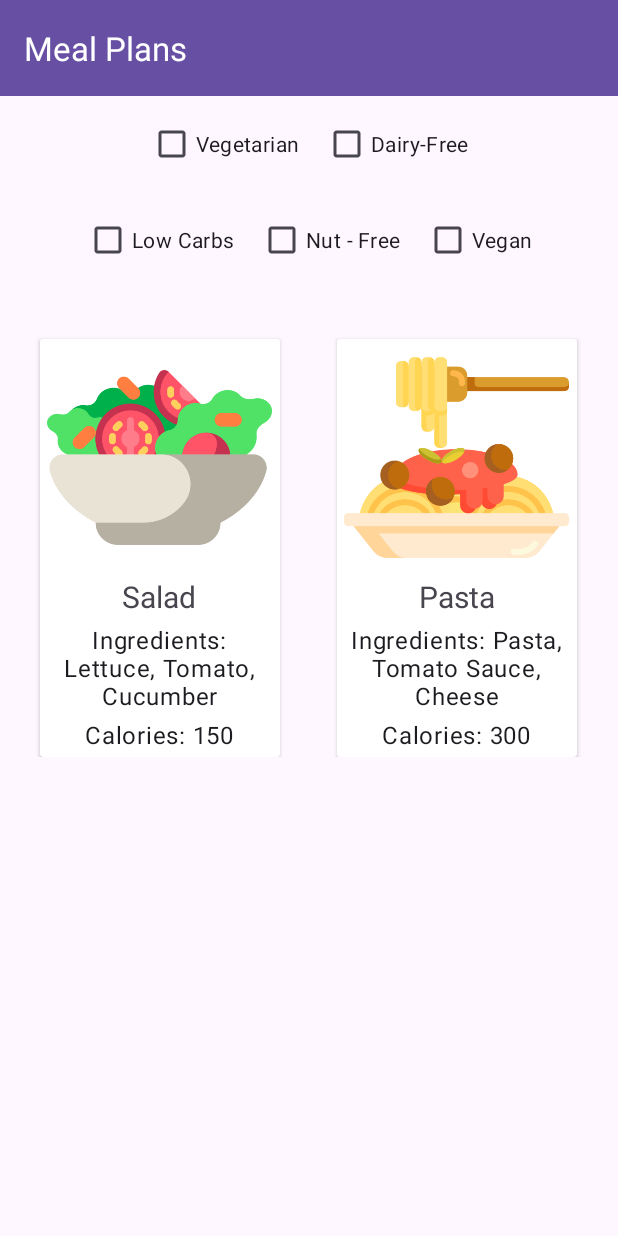
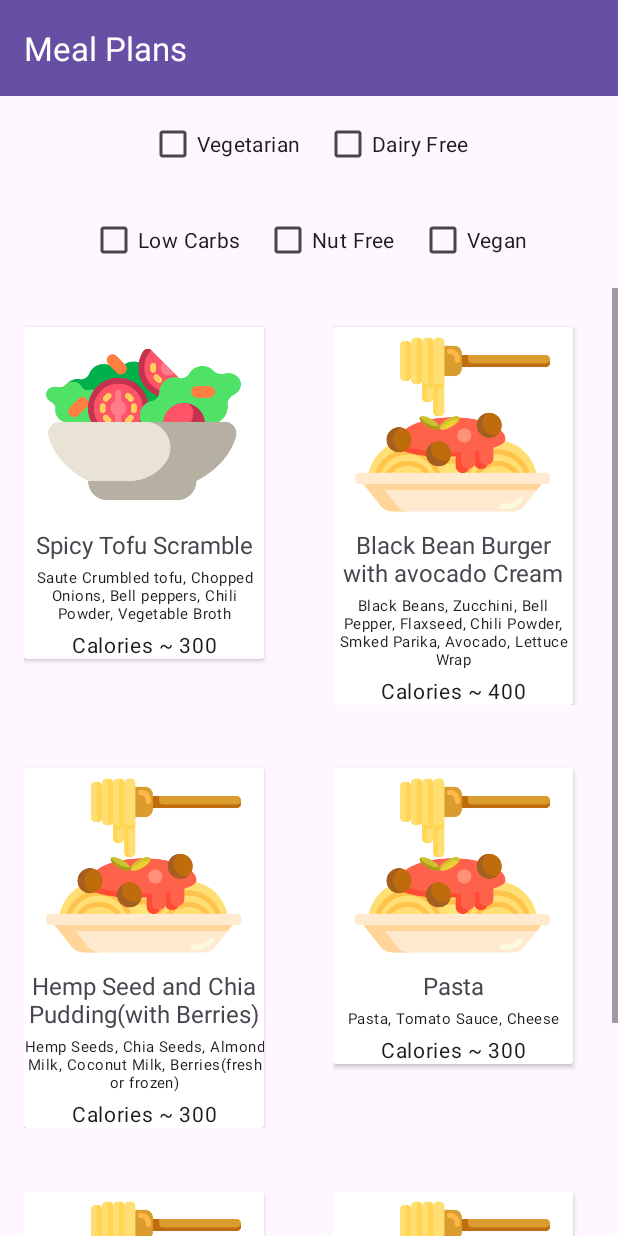
Before and after one commit to goldenshake/UniHealth, an Android app: the MealPlans screen opened directly, with no data from a screen before it, on a phone screen of 412 x 824 dp. Run offline under Robolectric (Android 15) with nearby library versions, the phone set to English and light mode, and no system bars.

Commit message:
added some meals to meal plan page

```diff
--- a/app/src/main/java/com/example/unihealth/MainActivity.kt
+++ b/app/src/main/java/com/example/unihealth/MainActivity.kt
@@ -38,38 +38,40 @@ class MainActivity : AppCompatActivity() {
         }
 
         loginButton.setOnClickListener {
-            val email = editTextInputLayoutEmail.editText?.text.toString().trim()
-            val password = editTextInputLayoutPassword.editText?.text.toString().trim()
-            if (email.isEmpty() || password.isEmpty()) {
-                Toast.makeText(
-                    this@MainActivity,
-                    "Please enter email and password",
-                    Toast.LENGTH_SHORT
-                ).show()
-            } else {
-                userAuth.signInWithEmailAndPassword(email, password)
-                    .addOnCompleteListener { task ->
-                        if (task.isSuccessful) {
-                            Toast.makeText(
-                                this@MainActivity,
-                                "Login successful",
-                                Toast.LENGTH_SHORT
-                            ).show()
-                            // Proceed to the next activity or perform any other action
-                            val intent = Intent(this, MainHome::class.java)
-                            intent.putExtra(Constants.INTENT_EMAIL, email)
-                            startActivity(intent)
-
-                        } else {
-                            Toast.makeText(
-                                this@MainActivity,
-                                "Login failed: ${task.exception?.message}",
-                                Toast.LENGTH_SHORT
-                            ).show()
-                        }
-                    }
-
-            }
+            val intent = Intent(this, MainHome::class.java)
+            startActivity(intent)
+//            val email = editTextInputLayoutEmail.editText?.text.toString().trim()
+//            val password = editTextInputLayoutPassword.editText?.text.toString().trim()
+//            if (email.isEmpty() || password.isEmpty()) {
+//                Toast.makeText(
+//                    this@MainActivity,
+//                    "Please enter email and password",
+//                    Toast.LENGTH_SHORT
+//                ).show()
+//            } else {
+//                userAuth.signInWithEmailAndPassword(email, password)
+//                    .addOnCompleteListener { task ->
+//                        if (task.isSuccessful) {
+//                            Toast.makeText(
+//                                this@MainActivity,
+//                                "Login successful",
+//                                Toast.LENGTH_SHORT
+//                            ).show()
+//                            // Proceed to the next activity or perform any other action
+//                            val intent = Intent(this, MainHome::class.java)
+//                            intent.putExtra(Constants.INTENT_EMAIL, email)
+//                            startActivity(intent)
+//
+//                        } else {
+//                            Toast.makeText(
+//                                this@MainActivity,
+//                                "Login failed: ${task.exception?.message}",
+//                                Toast.LENGTH_SHORT
+//                            ).show()
+//                        }
+//                    }
+//
+//            }
         }
     }
 }
--- a/app/src/main/java/com/example/unihealth/MealPlans.kt
+++ b/app/src/main/java/com/example/unihealth/MealPlans.kt
@@ -19,11 +19,25 @@ class MealPlans : AppCompatActivity() {
 
     val mealList = listOf(
         RecipeMealPlans(
-            "Salad",
+            "Spicy Tofu Scramble",
             R.drawable.salad,
-            listOf("Lettuce", "Tomato", "Cucumber"),
-            150,
-            listOf("Vegetarian", "Low Carbs")
+            listOf("Saute Crumbled tofu, Chopped Onions, Bell peppers, Chili Powder, Vegetable Broth"),
+            300,
+            listOf("Vegan", "Low Carbs")
+        ),
+        RecipeMealPlans(
+            "Black Bean Burger with avocado Cream",
+            R.drawable.spaguetti,
+            listOf("Black Beans, Zucchini, Bell Pepper, Flaxseed, Chili Powder, Smked Parika, Avocado, Lettuce Wrap"),
+            400,
+            listOf("Vegetarian, Low Carbs")
+        ),
+        RecipeMealPlans(
+            "Hemp Seed and Chia Pudding(with Berries)",
+            R.drawable.spaguetti,
+            listOf("Hemp Seeds","Chia Seeds", "Almond Milk", "Coconut Milk", "Berries(fresh or frozen)"),
+            300,
+            listOf("Vegan", "Low Carbs")
         ),
         RecipeMealPlans(
             "Pasta",
@@ -32,6 +46,48 @@ class MealPlans : AppCompatActivity() {
             300,
             listOf("Dairy-Free")
         ),
+        RecipeMealPlans(
+            "Pasta",
+            R.drawable.spaguetti,
+            listOf("Pasta", "Tomato Sauce", "Cheese"),
+            300,
+            listOf("Dairy-Free")
+        ),
+        RecipeMealPlans(
+            "Pasta",
+            R.drawable.spaguetti,
+            listOf("Pasta", "Tomato Sauce", "Cheese"),
+            300,
+            listOf("Dairy-Free")
+        ),
+        RecipeMealPlans(
+            "Pasta",
+            R.drawable.spaguetti,
+            listOf("Pasta", "Tomato Sauce", "Cheese"),
+            300,
+            listOf("Dairy-Free")
+        ),
+        RecipeMealPlans(
+            "Pasta",
+            R.drawable.spaguetti,
+            listOf("Pasta", "Tomato Sauce", "Cheese"),
+            300,
+            listOf("Dairy-Free")
+        ),
+        RecipeMealPlans(
+            "Pasta",
+            R.drawable.spaguetti,
+            listOf("Pasta", "Tomato Sauce", "Cheese"),
+            300,
+            listOf("Dairy-Free")
+        ),
+        RecipeMealPlans(
+            "Pasta",
+            R.drawable.spaguetti,
+            listOf("Pasta", "Tomato Sauce", "Cheese"),
+            300,
+            listOf("Dairy-Free")
+        )
 
         )
 
--- a/app/src/main/java/com/example/unihealth/classes/MealAdapter.kt
+++ b/app/src/main/java/com/example/unihealth/classes/MealAdapter.kt
@@ -40,7 +40,7 @@ class MealViewHolder(itemView: View) : RecyclerView.ViewHolder(itemView) {
     fun bind(meal: RecipeMealPlans) {
         imageView.setImageResource(meal.image)
         nameTextView.text = meal.name
-        ingredientsTextView.text = "Ingredients: ${meal.ingredients.joinToString(", ")}"
-        calorieTextView.text = "Calories: ${meal.calories}"
+        ingredientsTextView.text = "${meal.ingredients.joinToString(", ")}"
+        calorieTextView.text = "Calories ~ ${meal.calories}"
     }
 }
--- a/app/src/main/res/layout/activity_meal_plans.xml
+++ b/app/src/main/res/layout/activity_meal_plans.xml
@@ -43,7 +43,7 @@
             android:layout_width="wrap_content"
             android:layout_height="wrap_content"
             android:layout_margin="8dp"
-            android:text="Dairy-Free" />
+            android:text="Dairy Free" />
 
 
     </LinearLayout>
@@ -66,7 +66,7 @@
             android:layout_width="wrap_content"
             android:layout_height="wrap_content"
             android:layout_margin="8dp"
-            android:text="Nut - Free" />
+            android:text="Nut Free" />
 
         <CheckBox
             android:id="@+id/veganCheckbox"
@@ -83,8 +83,7 @@
         <androidx.recyclerview.widget.RecyclerView
             android:id="@+id/mealRecyclerView"
             android:layout_width="match_parent"
-            android:layout_height="wrap_content"
-            android:padding="8dp" />
+            android:layout_height="wrap_content"/>
     </ScrollView>
 
 
--- a/app/src/main/res/layout/item_meal.xml
+++ b/app/src/main/res/layout/item_meal.xml
@@ -7,20 +7,20 @@
     <androidx.cardview.widget.CardView
         android:layout_width="160dp"
         android:layout_height="wrap_content"
-        android:layout_gravity="center"
+        android:padding="10dp"
         android:layout_marginTop="10dp">
 
         <LinearLayout
-            android:layout_width="wrap_content"
+            android:layout_width="160dp"
             android:layout_height="match_parent"
             android:layout_gravity="center"
-            android:orientation="vertical"
-            android:padding="4dp">
+            android:orientation="vertical">
 
             <ImageView
                 android:id="@+id/imageView"
-                android:layout_width="150dp"
-                android:layout_height="150dp"
+                android:layout_width="130dp"
+                android:layout_gravity="center"
+                android:layout_height="130dp"
                 android:src="@drawable/salad" />
 
             <TextView
@@ -31,16 +31,17 @@
                 android:layout_marginTop="4dp"
                 android:text="Name"
                 android:textAlignment="center"
-                android:textSize="20sp" />
+                android:textSize="16sp" />
 
             <TextView
                 android:id="@+id/ingredientsTextView"
                 style="@style/TextAppearance.MaterialComponents.Body1"
                 android:layout_width="match_parent"
                 android:layout_height="wrap_content"
+                android:textSize="10sp"
                 android:layout_marginTop="4dp"
-                android:text="Ingredients"
-                android:textAlignment="center" />
+                android:textAlignment="center"
+                android:text="Ingredients" />
             <TextView
                 android:id="@+id/calorieTextView"
                 style="@style/TextAppearance.MaterialComponents.Body1"
@@ -48,7 +49,8 @@
                 android:layout_height="wrap_content"
                 android:layout_marginTop="4dp"
                 android:text="Calorie"
-                android:textAlignment="center" />
+                android:textAlignment="center"
+                android:textSize="14sp"/>
 
         </LinearLayout>
     </androidx.cardview.widget.CardView>
```
